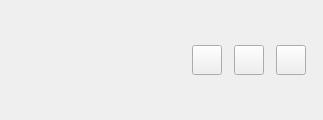
savoirfairelinux/jami-client-windows, file invitebuttonswidget.ui: the form before one commit.
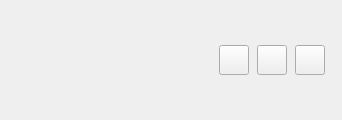
The form after the commit. Icons and pictures are not drawn.

Commit message: ui: fix margins on smartlist items

Patch:
```diff
--- a/invitebuttonswidget.ui
+++ b/invitebuttonswidget.ui
@@ -6,7 +6,7 @@
    <rect>
     <x>0</x>
     <y>0</y>
-    <width>323</width>
+    <width>342</width>
     <height>120</height>
    </rect>
   </property>
@@ -107,7 +107,7 @@
        </property>
        <property name="sizeHint" stdset="0">
         <size>
-         <width>12</width>
+         <width>8</width>
          <height>20</height>
         </size>
        </property>
@@ -155,7 +155,7 @@
        </property>
        <property name="sizeHint" stdset="0">
         <size>
-         <width>12</width>
+         <width>8</width>
          <height>20</height>
         </size>
        </property>
```
The commit also changes 1 other file.
